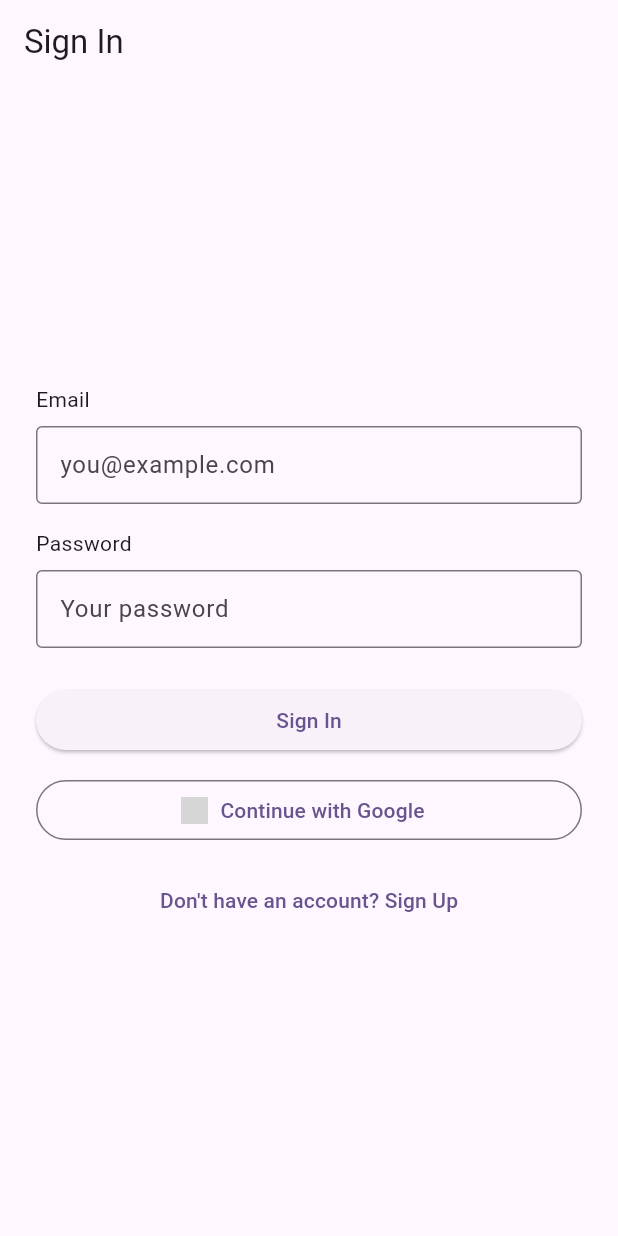
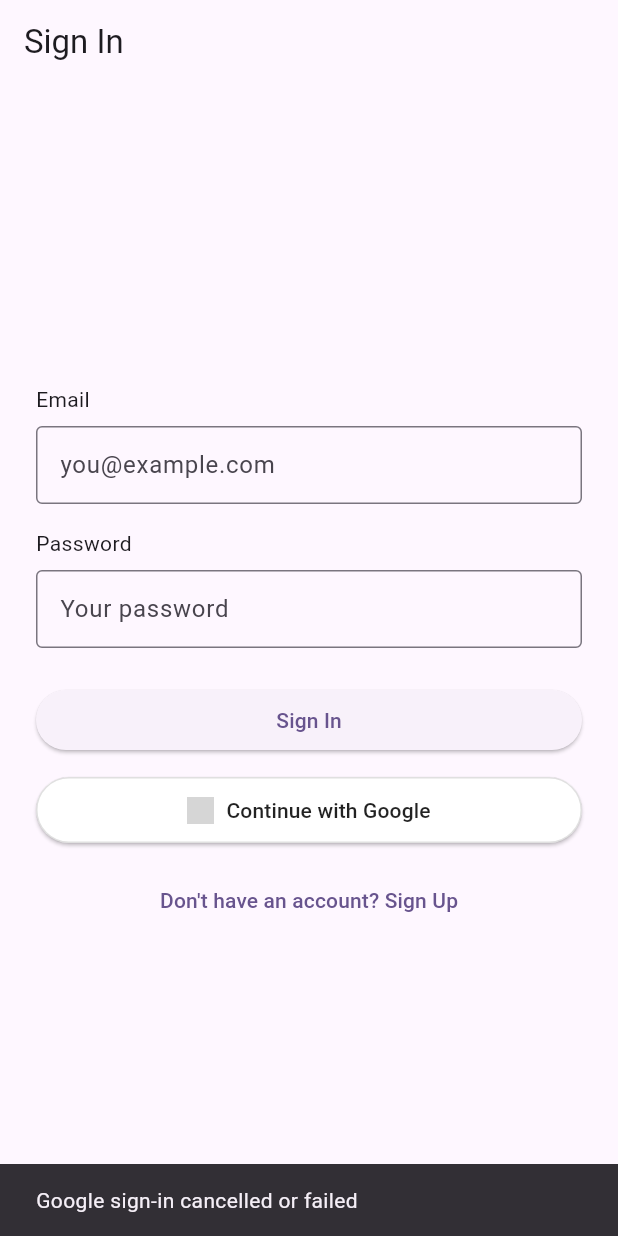
Before and after one commit to yassineB999/Chat_app, a Flutter app: the screen it shows after launch, after a tap on "Continue with Google", on a phone screen of 412 x 824 dp. Run offline on Flutter 3.47's test engine with Material 3 defaults, Android fonts, the phone set to English and light mode, and no system bars; our stand-ins replace dartz, dio, equatable, flutter_bloc, flutter_dotenv, get_it and 2 more; statements that could not run were skipped; grey boxes are pictures that could not be loaded.

Commit message:
feat(auth): implement google sigin in

```diff
--- /dev/null
+++ b/nexuschatfe/lib/features/auth/domain/repository/google_auth_repository.dart
@@ -0,0 +1,90 @@
+import 'dart:async';
+import 'package:flutter/foundation.dart';
+import 'package:google_sign_in/google_sign_in.dart';
+
+class GoogleAuthRepository {
+  static bool _isInitialized = false;
+
+  static Future<void> initialize() async {
+    if (_isInitialized) return;
+    try {
+      await GoogleSignIn.instance.initialize();
+      _isInitialized = true;
+    } catch (e) {
+      if (kDebugMode) {
+        print('Google Sign-In initialization error: $e');
+      }
+    }
+  }
+
+  static Future<String?> signInAndGetAccessToken() async {
+    await initialize();
+
+    try {
+      final Completer<GoogleSignInAccount?> completer =
+          Completer<GoogleSignInAccount?>();
+
+      StreamSubscription<GoogleSignInAuthenticationEvent>? subscription;
+      subscription = GoogleSignIn.instance.authenticationEvents.listen((event) {
+        if (event is GoogleSignInAuthenticationEventSignIn) {
+          subscription?.cancel();
+          completer.complete(event.user);
+        }
+      });
+
+      // Trigger the Google Sign-In UI
+      await GoogleSignIn.instance.authenticate();
+
+      // Wait for the sign-in event to complete
+      final GoogleSignInAccount? googleUser = await completer.future.timeout(
+        const Duration(seconds: 45),
+        onTimeout: () {
+          subscription?.cancel();
+          return null; // User took too long or closed the dialog
+        },
+      );
+
+      // User cancelled the flow
+      if (googleUser == null) {
+        subscription.cancel();
+        return null;
+      }
+
+      // These scopes are required to get the user's email and profile
+      const List<String> scopes = [
+        'https://www.googleapis.com/auth/userinfo.email',
+        'https://www.googleapis.com/auth/userinfo.profile',
+      ];
+
+      // Get the authorization headers containing the access token
+      final Map<String, String>? headers = await googleUser.authorizationClient
+          .authorizationHeaders(scopes);
+
+      if (headers == null) return null;
+
+      // Extract the token from the 'Authorization: Bearer <TOKEN>' header
+      final String? authHeader =
+          headers['Authorization'] ?? headers['authorization'];
+      if (authHeader != null && authHeader.startsWith('Bearer ')) {
+        return authHeader.substring(7);
+      }
+
+      return null;
+    } catch (e) {
+      if (kDebugMode) {
+        print('An error occurred during Google sign-in: $e');
+      }
+      return null;
+    }
+  }
+
+  static Future<void> signOut() async {
+    try {
+      await GoogleSignIn.instance.disconnect();
+    } catch (e) {
+      if (kDebugMode) {
+        print('Error signing out from Google: $e');
+      }
+    }
+  }
+}
--- a/nexuschatfe/lib/features/auth/presentation/pages/login_screen.dart
+++ b/nexuschatfe/lib/features/auth/presentation/pages/login_screen.dart
@@ -5,7 +5,7 @@ import 'package:nexuschatfe/features/auth/presentation/bloc/auth_event.dart';
 import 'package:nexuschatfe/features/auth/presentation/bloc/auth_state.dart';
 import 'package:nexuschatfe/features/auth/presentation/pages/register_screen.dart';
 import 'package:nexuschatfe/features/auth/presentation/widgets/app_text_field.dart';
-import 'package:nexuschatfe/features/auth/presentation/widgets/google_button.dart';
+import 'package:nexuschatfe/features/auth/presentation/widgets/google_sign_in_button.dart';
 import 'package:nexuschatfe/features/auth/presentation/widgets/primary_button.dart';
 
 class LoginScreen extends StatefulWidget {
@@ -103,10 +103,7 @@ class _LoginScreenState extends State<LoginScreen> {
                         onPressed: _onLoginPressed,
                       ),
                       const SizedBox(height: 12),
-                      GoogleButton(
-                        loading: isLoading,
-                        onPressed: () {},
-                      ), // Placeholder
+                      GoogleSignInButton(loading: isLoading),
                       const SizedBox(height: 12),
                       TextButton(
                         onPressed: isLoading
--- a/nexuschatfe/lib/features/auth/presentation/pages/register_screen.dart
+++ b/nexuschatfe/lib/features/auth/presentation/pages/register_screen.dart
@@ -5,6 +5,7 @@ import 'package:nexuschatfe/features/auth/presentation/bloc/auth_event.dart';
 import 'package:nexuschatfe/features/auth/presentation/bloc/auth_state.dart';
 import 'package:nexuschatfe/features/auth/presentation/widgets/app_text_field.dart';
 import 'package:nexuschatfe/features/auth/presentation/widgets/primary_button.dart';
+import 'package:nexuschatfe/features/auth/presentation/widgets/google_sign_in_button.dart';
 
 class RegisterScreen extends StatefulWidget {
   // ✨ BEST PRACTICE: Use const constructors.
@@ -22,7 +23,6 @@ class _RegisterScreenState extends State<RegisterScreen> {
 
   @override
   void dispose() {
-    // ✨ BEST PRACTICE: Dispose all controllers.
     _nameController.dispose();
     _emailController.dispose();
     _passwordController.dispose();
@@ -108,6 +108,8 @@ class _RegisterScreenState extends State<RegisterScreen> {
                         onPressed: _onRegisterPressed,
                       ),
                       const SizedBox(height: 12),
+                      GoogleSignInButton(loading: isLoading),
+                      const SizedBox(height: 12),
                       TextButton(
                         onPressed: isLoading
                             ? null
--- /dev/null
+++ b/nexuschatfe/lib/features/auth/presentation/widgets/google_sign_in_button.dart
@@ -0,0 +1,51 @@
+import 'package:flutter/material.dart';
+import 'package:flutter_bloc/flutter_bloc.dart';
+import 'package:nexuschatfe/features/auth/presentation/bloc/auth_bloc.dart';
+import 'package:nexuschatfe/features/auth/presentation/bloc/auth_event.dart';
+import 'package:nexuschatfe/features/auth/domain/repository/google_auth_repository.dart';
+
+class GoogleSignInButton extends StatelessWidget {
+  final bool loading;
+
+  const GoogleSignInButton({Key? key, this.loading = false}) : super(key: key);
+
+  @override
+  Widget build(BuildContext context) {
+    return SizedBox(
+      width: double.infinity,
+      child: ElevatedButton.icon(
+        onPressed: loading
+            ? null
+            : () async {
+                final token = await GoogleAuthRepository.signInAndGetAccessToken();
+                if (token == null || token.isEmpty) {
+                  ScaffoldMessenger.of(context)
+                    ..hideCurrentSnackBar()
+                    ..showSnackBar(
+                      const SnackBar(
+                        content: Text('Google sign-in cancelled or failed'),
+                      ),
+                    );
+                  return;
+                }
+                context.read<AuthBloc>().add(
+                      GoogleLoginRequested(accessToken: token),
+                    );
+              },
+        icon: Image.asset(
+          'assets/google_logo.png',
+          width: 18,
+          height: 18,
+          errorBuilder: (_, __, ___) => const Icon(Icons.g_mobiledata),
+        ),
+        label: const Text('Continue with Google'),
+        style: ElevatedButton.styleFrom(
+          backgroundColor: Colors.white,
+          foregroundColor: Colors.black87,
+          side: const BorderSide(color: Colors.black12),
+          padding: const EdgeInsets.symmetric(vertical: 12),
+        ),
+      ),
+    );
+  }
+}
--- a/nexuschatfe/lib/main.dart
+++ b/nexuschatfe/lib/main.dart
@@ -2,6 +2,7 @@ import 'package:flutter/material.dart';
 import 'package:flutter_bloc/flutter_bloc.dart';
 import 'package:flutter_dotenv/flutter_dotenv.dart';
 import 'package:nexuschatfe/config/di/app_providers.dart';
+import 'package:nexuschatfe/features/auth/domain/repository/google_auth_repository.dart';
 import 'package:nexuschatfe/features/auth/presentation/bloc/auth_bloc.dart';
 import 'package:nexuschatfe/features/auth/domain/use_case/register_user.dart';
 import 'package:nexuschatfe/features/auth/domain/use_case/login_user.dart';
@@ -15,6 +16,7 @@ import 'package:nexuschatfe/features/auth/presentation/bloc/auth_event.dart';
 void main() async {
   WidgetsFlutterBinding.ensureInitialized();
   await dotenv.load(fileName: ".env");
+  await GoogleAuthRepository.initialize();
   await initializeDependencies();
   runApp(
     BlocProvider<AuthBloc>(
--- a/nexuschatfe/pubspec.yaml
+++ b/nexuschatfe/pubspec.yaml
@@ -61,6 +61,7 @@ dependencies:
   dartz: ^0.10.1
   shared_preferences: ^2.5.3
   flutter_secure_storage: ^9.2.4
+  google_sign_in: ^7.2.0
 
 
 dev_dependencies:
```
Also changed, not shown: nexuschatfe/pubspec.lock, 2 other files.
